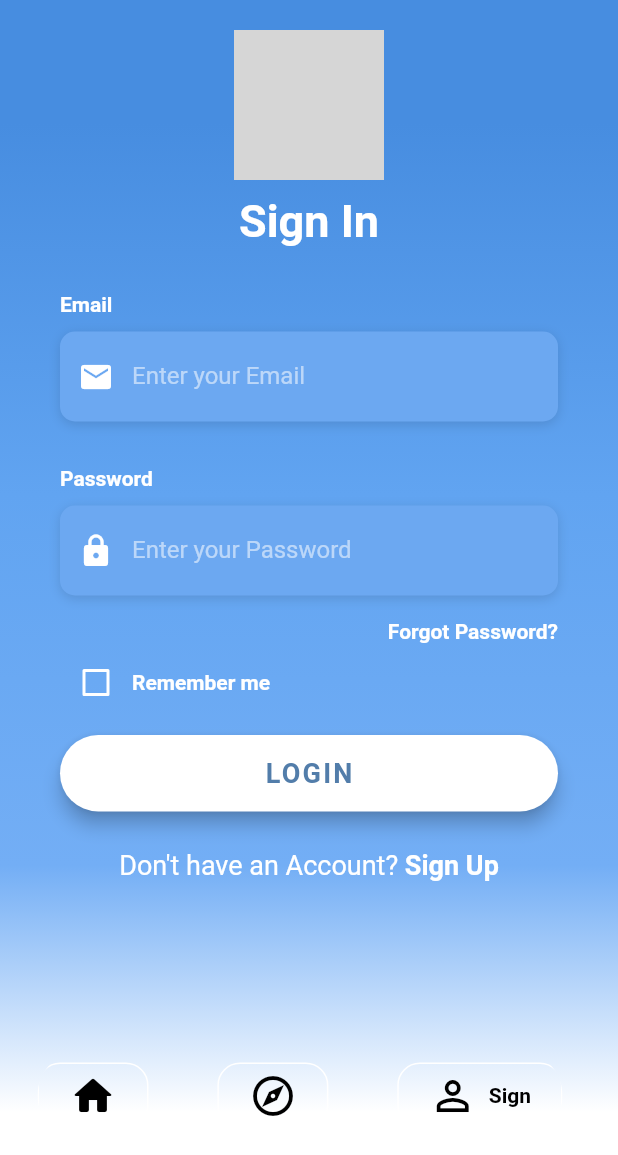
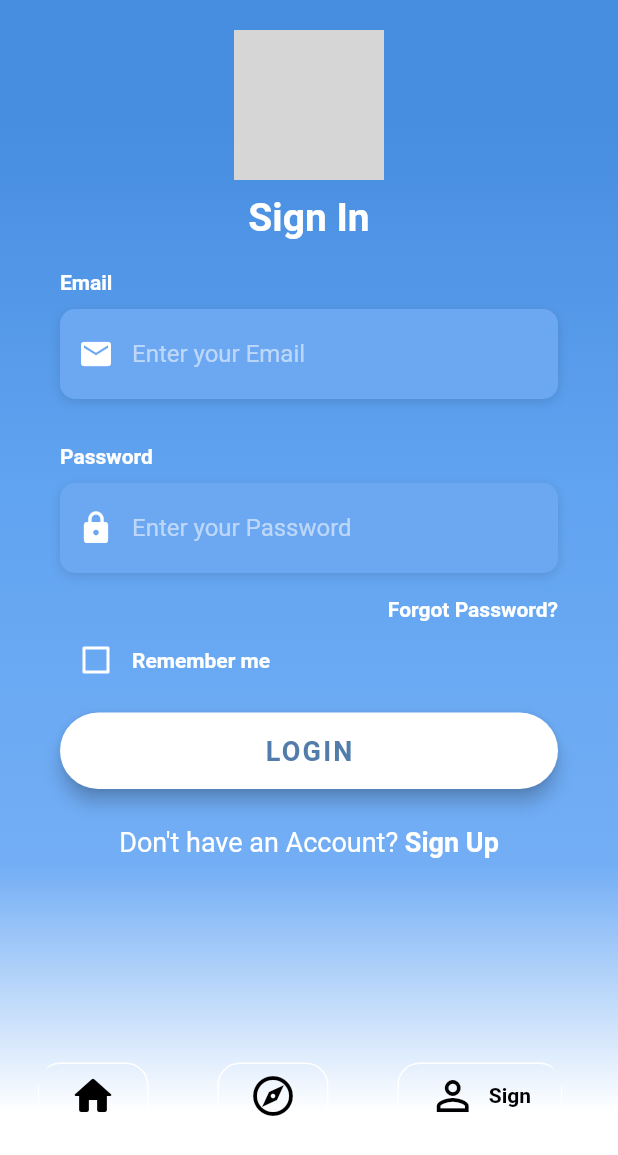
Before and after one commit to sanjablagojevic/house_keeping_app, a Flutter app: the screen it shows after launch, item 3 of the bottom bar chosen, on a phone screen of 412 x 824 dp. Shown: the top 1155 px of the screen. Run offline on Flutter 3.47's test engine with Material 2 defaults, Android fonts, the phone set to English and light mode, and no system bars; drawn by our look-alikes of google_nav_bar; our stand-ins replace flutter_swiper, lottie; network calls fail; Roboto replaces fonts that are missing (OpenSans); grey boxes are pictures that could not be loaded.

Commit message:
Login izmjene2

```diff
--- a/lib/screens/login_screen.dart
+++ b/lib/screens/login_screen.dart
@@ -230,11 +230,11 @@ class _LoginScreenState extends State<LoginScreen> {
                         style: TextStyle(
                           color: Colors.white,
                           fontFamily: 'OpenSans',
-                          fontSize: 30.0,
+                          fontSize: 26.0,
                           fontWeight: FontWeight.bold,
                         ),
                       ),
-                      SizedBox(height: 30.0),
+                      SizedBox(height: 20.0),
                       _buildEmailTF(),
                       SizedBox(
                         height: 30.0,
```
